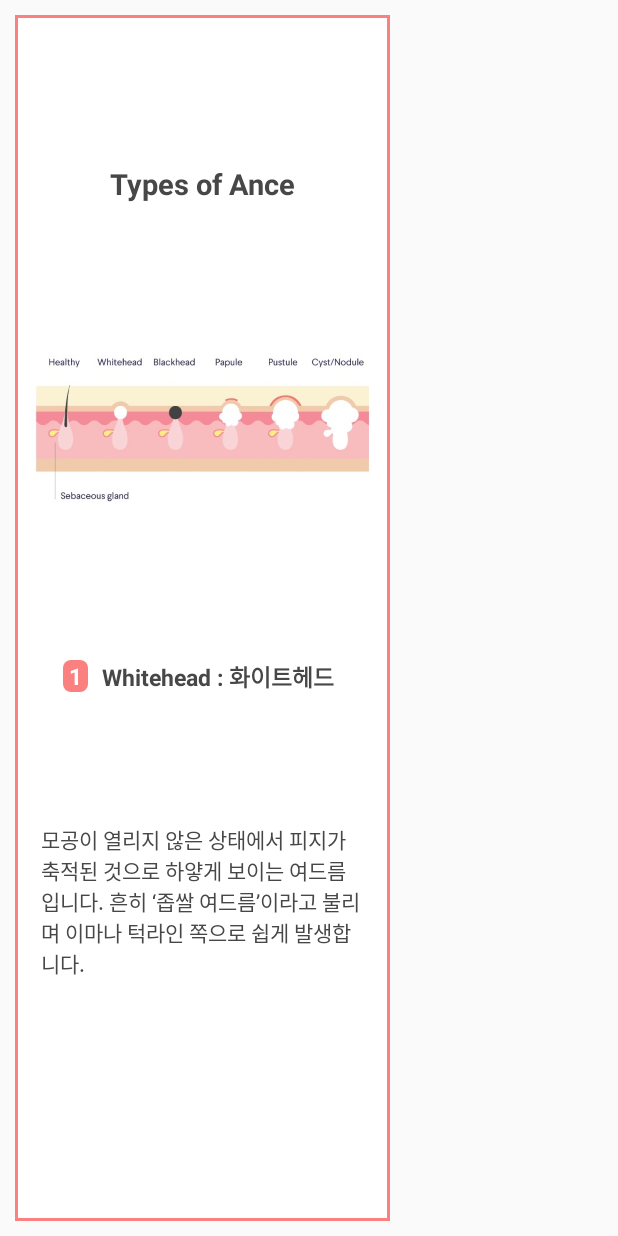
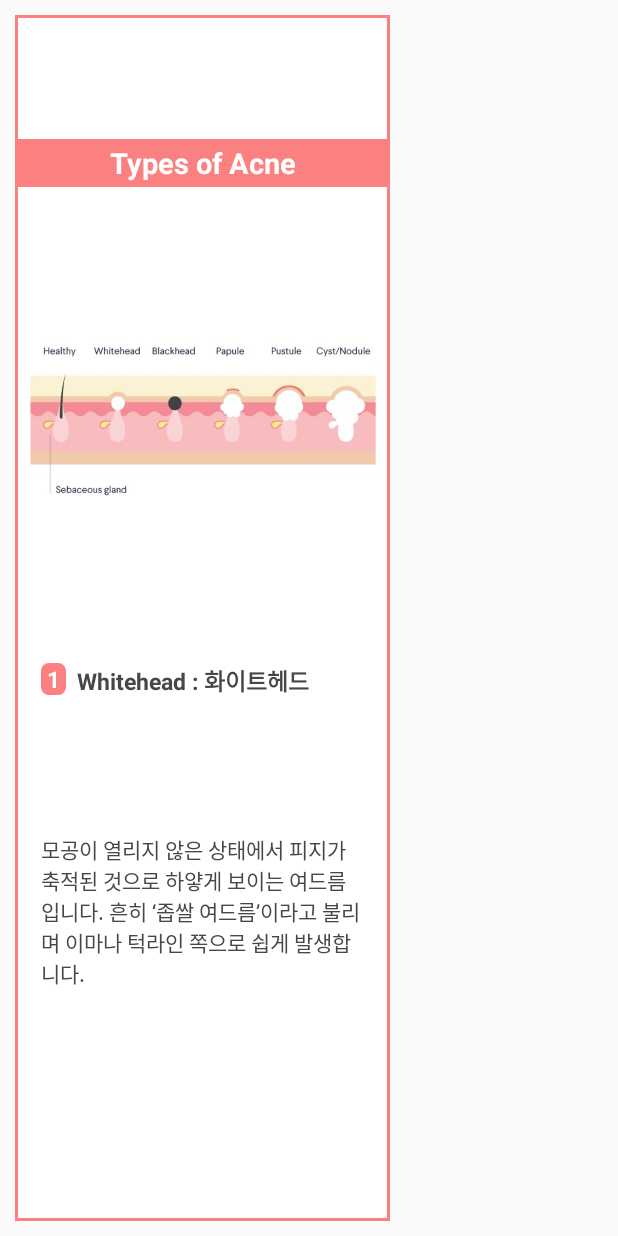
Before and after one commit to OneParkTwoLee/AcneAnalyzer, an Android app: the layout activity_dialog_for_inform.xml on its own in the app's theme, with its tools: preview values and no code run, on a phone screen of 412 x 824 dp. Run offline under Robolectric (Android 15) with nearby library versions, the phone set to English and light mode, and no system bars.

Commit message:
information dialog design

```diff
--- a/app/src/main/res/layout/activity_dialog_for_inform.xml
+++ b/app/src/main/res/layout/activity_dialog_for_inform.xml
@@ -12,13 +12,14 @@
     <TextView
         android:id="@+id/inform_title_textView"
         android:layout_width="match_parent"
-        android:layout_height="wrap_content"
-        android:text="Types of Ance"
+        android:layout_height="32dp"
+        android:paddingBottom="3dp"
+        android:text="Types of Acne"
         android:textSize="19dp"
         android:textStyle="bold"
-        android:textColor="@color/colorDarkGray"
-        android:gravity="center"
-        android:layout_marginTop="20dp"
+        android:textColor="@color/colorWhite"
+        android:gravity="bottom|center_horizontal"
+        android:background="@color/colorLightRed"
         app:layout_constraintTop_toTopOf="parent"
         app:layout_constraintLeft_toLeftOf="parent"
         app:layout_constraintRight_toRightOf="parent"
@@ -26,19 +27,20 @@
 
     <ImageView
         android:id="@+id/inform_types_imageView"
-        android:layout_width="270dp"
-        android:layout_height="130dp"
+        android:layout_width="280dp"
+        android:layout_height="120dp"
         android:src="@drawable/acne_type"
         android:scaleType="centerCrop"
+        android:layout_marginTop="5dp"
         app:layout_constraintTop_toBottomOf="@id/inform_title_textView"
         app:layout_constraintLeft_toLeftOf="parent"
         app:layout_constraintRight_toRightOf="parent"
-        app:layout_constraintBottom_toTopOf="@id/inform_acne_name_textView"/>
+        app:layout_constraintBottom_toTopOf="@id/inform_acne_title_linear"/>
 
     <LinearLayout
         android:id="@+id/inform_btn_linear"
         android:layout_width="0dp"
-        android:layout_height="100dp"
+        android:layout_height="90dp"
         android:orientation="horizontal"
         android:layout_marginTop="20dp"
         android:layout_marginBottom="40dp"
@@ -88,6 +90,17 @@
 
     </LinearLayout>
 
+    <LinearLayout
+        android:id="@+id/inform_acne_title_linear"
+        android:layout_width="match_parent"
+        android:layout_height="wrap_content"
+        android:layout_marginTop="30dp"
+        android:layout_marginLeft="15dp"
+        android:gravity="left"
+        app:layout_constraintTop_toBottomOf="@id/inform_types_imageView"
+        app:layout_constraintLeft_toLeftOf="parent"
+        app:layout_constraintRight_toRightOf="parent"
+        app:layout_constraintBottom_toTopOf="@id/inform_acne_context_textView">
         <TextView
             android:id="@+id/inform_acne_num_textView"
             android:layout_width="wrap_content"
@@ -97,32 +110,24 @@
             android:textColor="@color/colorWhite"
             android:textStyle="bold"
             android:background="@drawable/box_number"
-        android:layout_marginTop="10dp"
-        android:layout_marginLeft="20dp"
-        app:layout_constraintTop_toBottomOf="@id/inform_types_imageView"
-        app:layout_constraintLeft_toLeftOf="parent"
-        app:layout_constraintRight_toLeftOf="@id/inform_acne_name_textView"
-        app:layout_constraintBottom_toTopOf="@id/inform_acne_context_textView"/>
+            android:layout_gravity="left"/>
         <TextView
             android:id="@+id/inform_acne_name_textView"
             android:layout_width="wrap_content"
             android:layout_height="wrap_content"
+            android:layout_marginLeft="7dp"
             android:text="Whitehead : 화이트헤드"
             android:textSize="15dp"
             android:textColor="@color/colorDarkGray"
             android:textStyle="bold"
-        android:gravity="left"
-        android:layout_marginTop="20dp"
-        android:layout_marginLeft="20dp"
-        app:layout_constraintTop_toBottomOf="@id/inform_types_imageView"
-        app:layout_constraintLeft_toLeftOf="parent"
-        app:layout_constraintRight_toRightOf="parent"
-        app:layout_constraintBottom_toTopOf="@id/inform_acne_context_textView"/>
+            android:layout_gravity="center_vertical|left"/>
+    </LinearLayout>
+
 
     <TextView
         android:id="@+id/inform_acne_context_textView"
         android:layout_width="0dp"
-        android:layout_height="165dp"
+        android:layout_height="155dp"
         android:textColor="@color/colorDarkGray"
         android:text="모공이 열리지 않은 상태에서 피지가 축적된 것으로 하얗게 보이는 여드름입니다. 흔히 ‘좁쌀 여드름’이라고 불리며 이마나 턱라인 쪽으로 쉽게 발생합니다."
         android:textSize="14dp"
@@ -130,7 +135,7 @@
         android:layout_marginBottom="20dp"
         android:layout_marginLeft="15dp"
         android:layout_marginRight="15dp"
-        app:layout_constraintTop_toBottomOf="@id/inform_acne_name_textView"
+        app:layout_constraintTop_toBottomOf="@id/inform_acne_title_linear"
         app:layout_constraintLeft_toLeftOf="parent"
         app:layout_constraintRight_toRightOf="parent"
         app:layout_constraintBottom_toBottomOf="parent"/>
```
Also changed, not shown: app/src/main/java/com/onePtwoL/acneanalyzer/DialogForInform.java (+5 -5 lines). Lines whose indentation alone changed are shown as unchanged.
